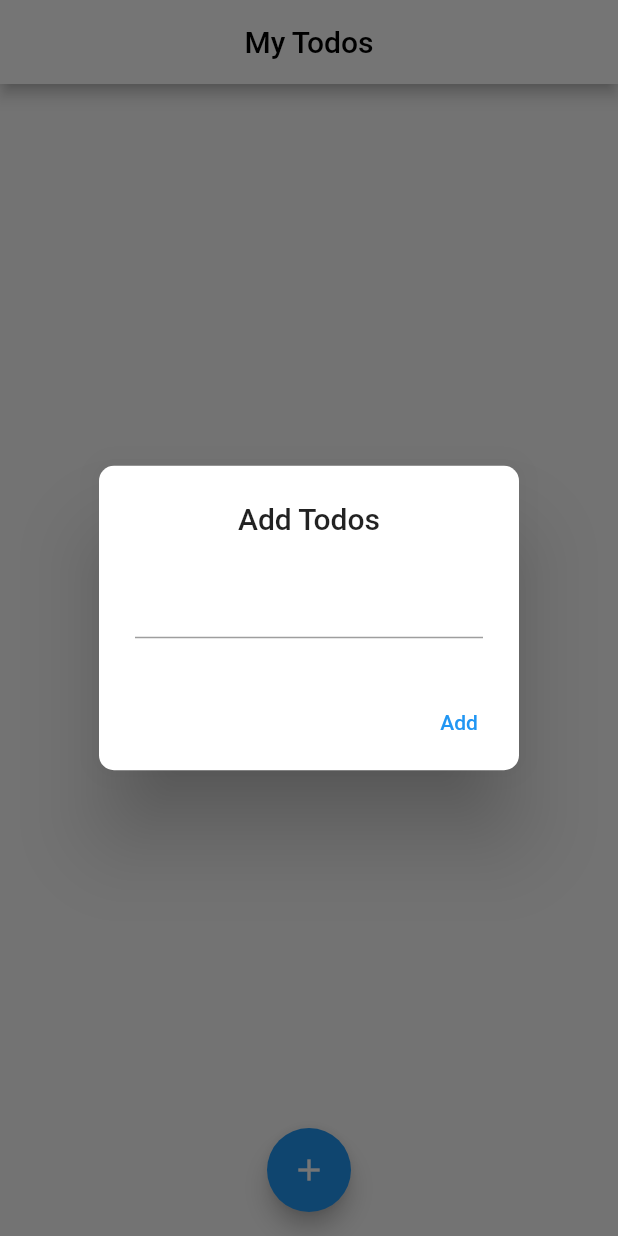
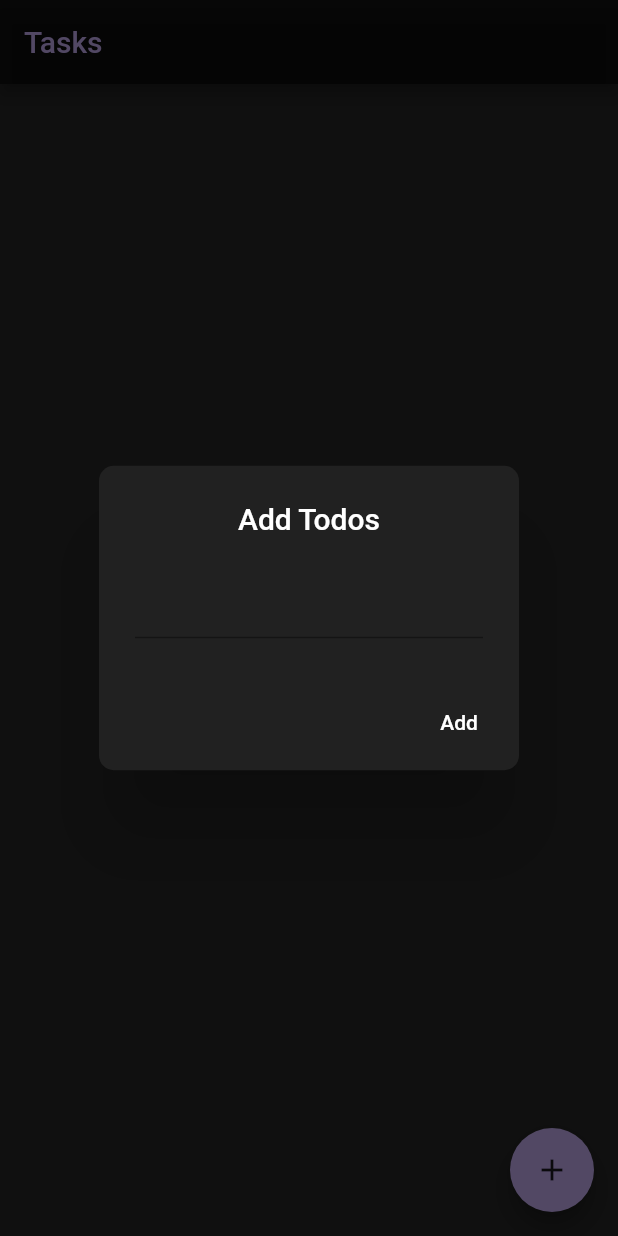
Before and after one commit to fdldestriana/todoapps, a Flutter app: the HomePage screen opened directly, after a tap on the "add" icon, on a phone screen of 412 x 824 dp. Run offline on Flutter 3.47's test engine with Material 2 defaults, Android fonts, the phone set to English and light mode, and no system bars; our stand-ins replace cloud_firestore, firebase_core; accounts and stored records are empty.

Commit message:
revising the code, and splitting 1 file into another widget file

```diff
--- a/lib/core/model/todo.dart
+++ b/lib/core/models/todo.dart
@@ -9,11 +9,11 @@ class Todo {
 
   factory Todo.fromFirestore(QueryDocumentSnapshot doc) {
     return Todo(
-        id: doc['id'], todos: doc['todos'] ?? '', isChecked: doc['isChecked']);
+        id: doc['id'], todos: doc['todos'], isChecked: doc['isChecked']);
   }
 
   Map<String, dynamic> toJson() {
-    return {'id': id, 'todos': todos ?? '', 'isChecked': isChecked};
+    return {'id': id, 'todos': todos, 'isChecked': isChecked};
   }
 
   void isDone() {
--- a/lib/core/services/database_service.dart
+++ b/lib/core/services/firestore_service.dart
@@ -1,30 +1,36 @@
 import 'package:cloud_firestore/cloud_firestore.dart';
-import 'package:todoapps/core/model/todo.dart';
+import 'package:flutter/foundation.dart';
+import '../models/todo.dart';
 
-class FirestoreService {
+class FirestoreService with ChangeNotifier {
   final CollectionReference reference =
       FirebaseFirestore.instance.collection('todos');
 
-  /// Fetching stream data from firestore
+  ///Fetching stream data from firestore
   Stream<List<Todo>> streamReadTodo() {
     var todos = reference.snapshots();
     return todos
         .map((todo) => todo.docs.map((e) => Todo.fromFirestore(e)).toList());
+    // ignore: dead_code
+    notifyListeners();
   }
 
-  /// Adding data to firestore
+  ///Adding data to firestore
   Future<void> addTodo(Todo todo) async {
     await reference.doc(todo.id).set(todo.toJson());
+    notifyListeners();
   }
 
-  /// Deleting data from firestore
+  ///Deleting data from firestore
   Future<void> deleteTodo(String? id) async {
     await reference.doc(id).delete();
+    notifyListeners();
   }
 
-  /// Updating data from firestore
-  Future<void> upadteTodo(Todo todo, bool value) async {
-    todo.isChecked = value;
+  ///Updating data in firestore
+  Future<void> updateTodo(Todo todo) async {
+    todo.isDone();
     await reference.doc(todo.id).update(todo.toJson());
+    notifyListeners();
   }
 }
--- a/lib/ui/screens/home_screen.dart
+++ b/lib/ui/pages/home_page.dart
@@ -3,8 +3,8 @@ import 'package:todoapps/ui/widgets/custom_floating_action_button.dart';
 import 'package:todoapps/ui/widgets/todo_list.dart';
 
 class HomePage extends StatefulWidget {
-  const HomePage({Key? key, required this.title}) : super(key: key);
-  final String title;
+  String title;
+  HomePage({Key? key, required this.title}) : super(key: key);
 
   @override
   _HomePageState createState() => _HomePageState();
@@ -14,19 +14,19 @@ class _HomePageState extends State<HomePage> {
   @override
   Widget build(BuildContext context) {
     return Scaffold(
+      backgroundColor: Colors.black87,
       appBar: AppBar(
-        backgroundColor: Colors.white,
-        title: const Center(
-            child: Text(
-          'My Todos',
-          style: TextStyle(color: Colors.black),
-        )),
+        backgroundColor: Colors.black54,
+        title: const Text(
+          'Tasks',
+          style: TextStyle(color: Color(0xFFB39DDB)),
+        ),
       ),
-      body: ListView(children: const [
-        TodoList(),
-      ]),
+      body: ListView(
+        children: const [TodoList()],
+      ),
       floatingActionButton: const CustomFloatingActionButton(),
-      floatingActionButtonLocation: FloatingActionButtonLocation.centerFloat,
+      floatingActionButtonLocation: FloatingActionButtonLocation.endFloat,
     );
   }
 }
--- /dev/null
+++ b/lib/ui/widgets/custom_alertdialog.dart
@@ -0,0 +1,48 @@
+import 'package:flutter/material.dart';
+import 'package:todoapps/core/models/todo.dart';
+import 'package:todoapps/core/services/firestore_service.dart';
+import 'package:uuid/uuid.dart';
+
+class CustomAlertDialog extends StatelessWidget {
+  const CustomAlertDialog({Key? key}) : super(key: key);
+
+  @override
+  Widget build(BuildContext context) {
+    Todo todo = Todo();
+    Uuid uuid = const Uuid();
+    var firestore = FirestoreService();
+    return AlertDialog(
+      backgroundColor: const Color(0xFF212121),
+      shape: RoundedRectangleBorder(borderRadius: BorderRadius.circular(10)),
+      title: const Center(
+        child: Text(
+          'Add Todos',
+          style: TextStyle(color: Colors.white),
+        ),
+      ),
+      content: TextField(
+        style: const TextStyle(color: Colors.white),
+        decoration: const InputDecoration(
+            focusedBorder: UnderlineInputBorder(
+                borderSide: BorderSide(color: Colors.white))),
+        onChanged: (String text) {
+          todo.todos = text;
+          todo.id = uuid.v4();
+        },
+      ),
+      actions: <Widget>[
+        TextButton(
+            onPressed: () {
+              ///Add data here
+              firestore.addTodo(todo);
+              todo.todos = '';
+              Navigator.of(context).pop();
+            },
+            child: const Text(
+              'Add',
+              style: TextStyle(color: Colors.white),
+            ))
+      ],
+    );
+  }
+}
--- a/lib/ui/widgets/custom_floating_action_button.dart
+++ b/lib/ui/widgets/custom_floating_action_button.dart
@@ -1,48 +1,23 @@
 import 'package:flutter/material.dart';
-import 'package:todoapps/core/model/todo.dart';
-import 'package:todoapps/core/services/database_service.dart';
-import 'package:uuid/uuid.dart';
+import 'package:todoapps/ui/widgets/custom_alertdialog.dart';
 
 class CustomFloatingActionButton extends StatelessWidget {
   const CustomFloatingActionButton({Key? key}) : super(key: key);
 
   @override
   Widget build(BuildContext context) {
-    Todo todo = Todo();
-    Uuid uuid = const Uuid();
-    var firestore = FirestoreService();
     return FloatingActionButton(
+        backgroundColor: const Color(0xFFB39DDB),
         onPressed: () {
           showDialog(
               context: context,
               builder: (context) {
-              return AlertDialog(
-                shape: RoundedRectangleBorder(
-                    borderRadius: BorderRadius.circular(10)),
-                title: const Center(child: Text('Add Todos')),
-                content: TextField(
-                  onChanged: (String text) {
-                    todo.todos = text;
-                    todo.id = uuid.v4();
-                  },
-                ),
-                actions: <Widget>[
-                  TextButton(
-                      onPressed: () {
-                        /// ADD DATA HERE
-                        firestore.addTodo(todo);
-                        todo.todos = '';
-                        Navigator.of(context).pop();
-                      },
-                      child: const Text('Add'))
-                ],
-              );
+                return const CustomAlertDialog();
               });
         },
         child: const Icon(
           Icons.add,
-        color: Colors.white,
-      ),
-    );
+          color: Colors.black87,
+        ));
   }
 }
```
Also changed, not shown: lib/main.dart (+6 -6 lines), lib/ui/widgets/custom_dismissible.dart (+20 -19 lines), lib/ui/widgets/todo_list.dart (+7 -10 lines), 8 other files. Lines whose indentation alone changed are shown as unchanged.
